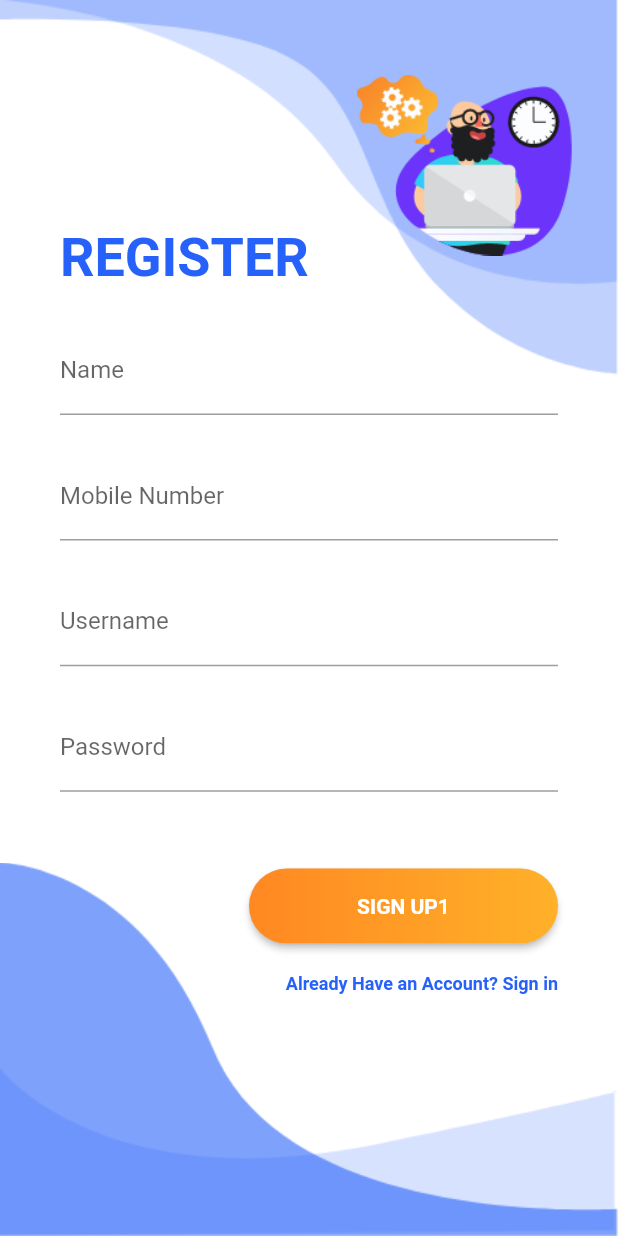
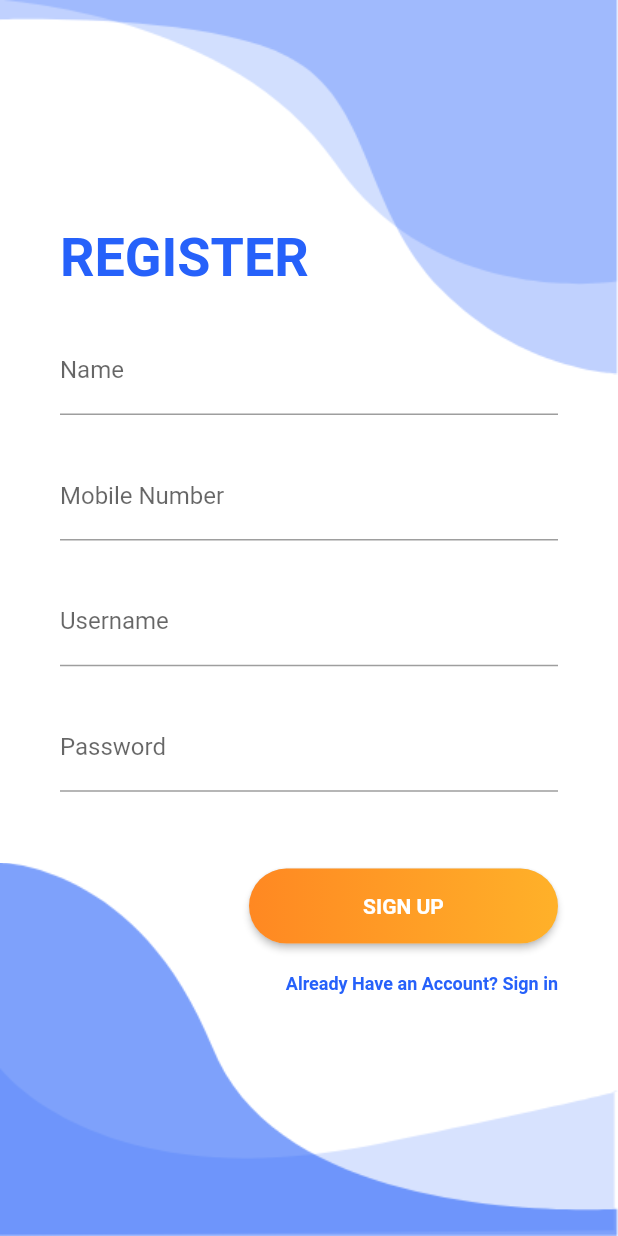
Before and after one commit to naveenananugithub/testapp, a Flutter app: the RegisterScreen screen opened directly, on a phone screen of 412 x 824 dp. Run offline on Flutter 3.47's test engine with Material 2 defaults, Android fonts, the phone set to English and light mode, and no system bars.

Commit message:
spelling corrected

```diff
--- a/lib/components/background.dart
+++ b/lib/components/background.dart
@@ -34,14 +34,14 @@ class Background extends StatelessWidget {
               width: size.width
             ),
           ),
-          Positioned(
-            top: 50,
-            right: 30,
-            child: Image.asset(
-              "assets/images/main.png",
-              width: size.width * 0.35
-            ),
-          ),
+          // Positioned(
+          //   top: 50,
+          //   right: 30,
+          //   child: Image.asset(
+          //     "assets/images/main.png",
+          //     width: size.width * 0.35
+          //   ),
+          // ),
           Positioned(
             bottom: 0,
             right: 0,
--- a/lib/screens/register/register.dart
+++ b/lib/screens/register/register.dart
@@ -101,7 +101,7 @@ class RegisterScreen extends StatelessWidget {
                   ),
                   padding: const EdgeInsets.all(0),
                   child: Text(
-                    "SIGN UP1",
+                    "SIGN UP",
                     textAlign: TextAlign.center,
                     style: TextStyle(
                       fontWeight: FontWeight.bold
```
